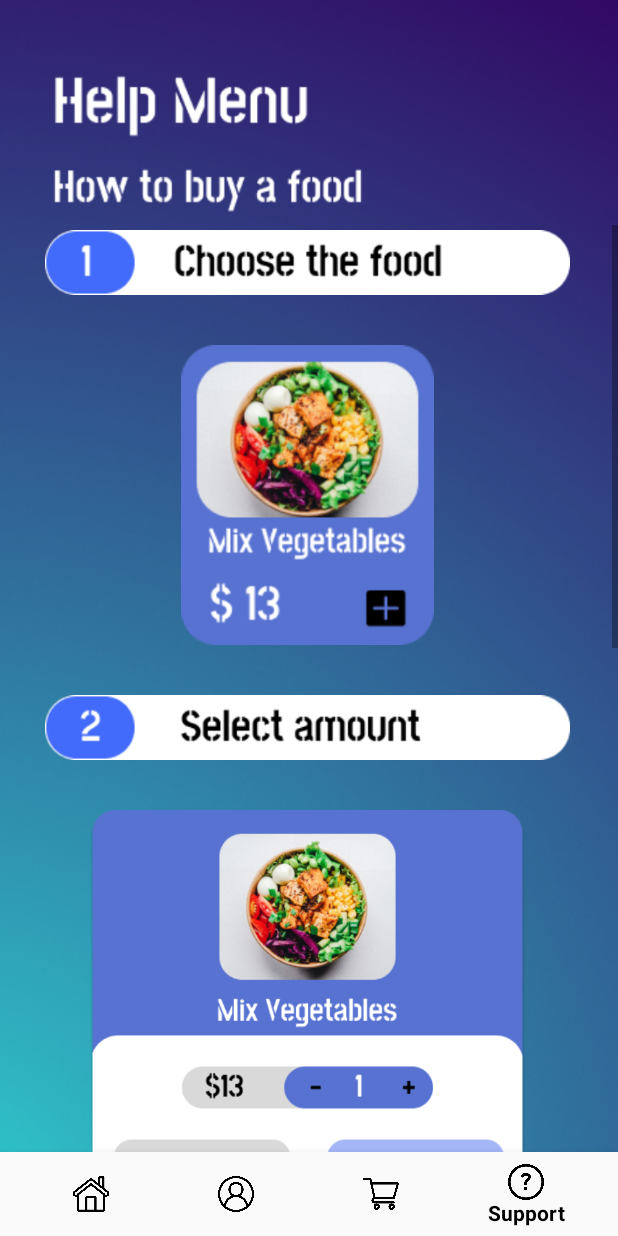
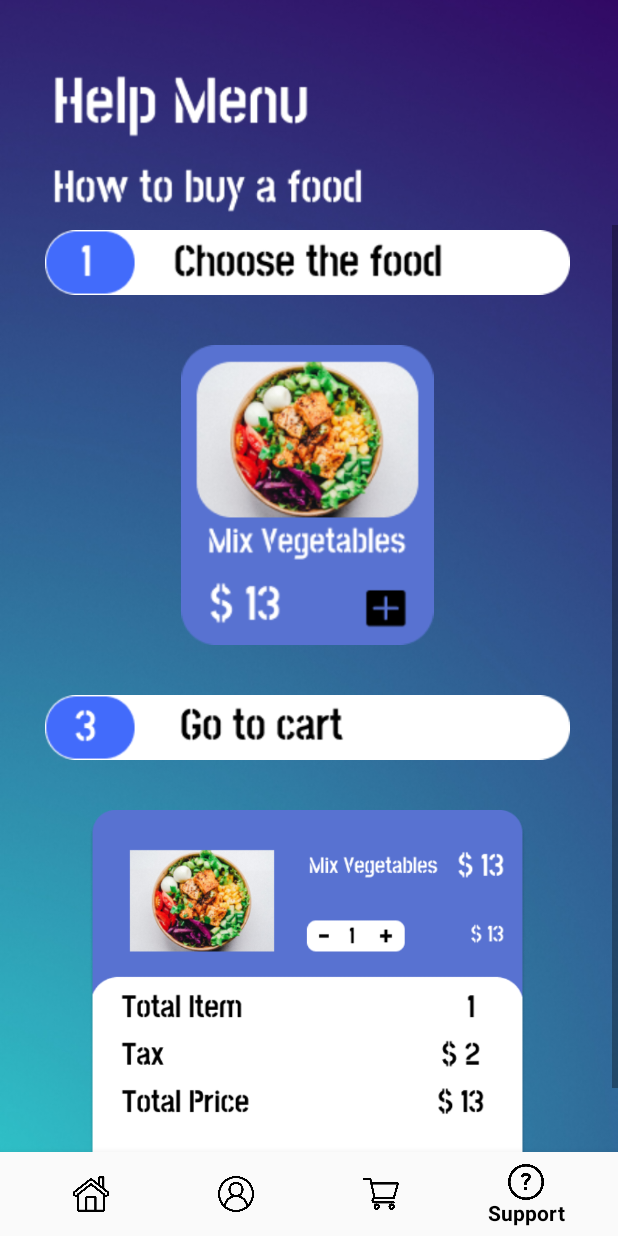
Before and after one commit to daniel-kevin/Food_Health, an Android app: the SupportActivity screen opened directly, with no data from a screen before it, on a phone screen of 412 x 824 dp. Run offline under Robolectric (Android 15) with nearby library versions, the phone set to English and light mode, and no system bars.

Commit message:
Update activity_support.xml

```diff
--- a/app/src/main/res/layout/activity_support.xml
+++ b/app/src/main/res/layout/activity_support.xml
@@ -32,18 +32,6 @@
                 android:layout_width="350dp"
                 android:layout_height="50dp"
                 android:layout_marginTop="30dp"
-                android:src="@drawable/select"
-                android:layout_marginLeft="30dp"/>
-            <ImageView
-                android:layout_width="350dp"
-                android:layout_height="300dp"
-                android:layout_marginTop="30dp"
-                android:src="@drawable/tutorselect"
-                android:layout_marginLeft="30dp"/>
-            <ImageView
-                android:layout_width="350dp"
-                android:layout_height="50dp"
-                android:layout_marginTop="30dp"
                 android:src="@drawable/gochart"
                 android:layout_marginLeft="30dp"/>
             <ImageView
@@ -51,20 +39,8 @@
                 android:layout_height="300dp"
                 android:layout_marginTop="30dp"
                 android:src="@drawable/tutorchart"
-                android:layout_marginLeft="30dp"/>
-            <ImageView
-                android:layout_width="350dp"
-                android:layout_height="50dp"
-                android:layout_marginTop="30dp"
-                android:src="@drawable/gopayment"
-                android:layout_marginLeft="30dp"/>
-            <ImageView
-                android:layout_width="350dp"
-                android:layout_height="300dp"
-                android:layout_marginTop="30dp"
-                android:layout_marginBottom="100dp"
-                android:src="@drawable/tutorpayment"
-                android:layout_marginLeft="30dp"/>
+                android:layout_marginLeft="30dp"
+                android:layout_marginBottom="100dp"/>
         </LinearLayout>
     </ScrollView>
 
```
